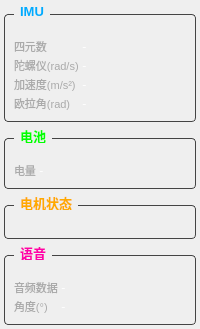
First picture: the form in quad_camera_app/ui/dashboard_widget.ui, repository tortoies018/dobot_quad_sdk_test, before the edit.
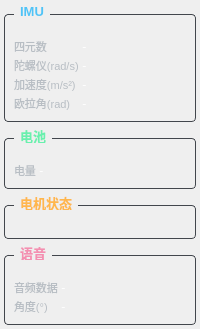
Second picture: the form after the edit.

What changed in the file:
```diff
--- a/quad_camera_app/ui/dashboard_widget.ui
+++ b/quad_camera_app/ui/dashboard_widget.ui
@@ -26,32 +26,32 @@
       <string>IMU</string>
      </property>
      <property name="styleSheet">
-      <string notr="true">QGroupBox { font: bold 13px; color: #0af; border: 1px solid #444; border-radius: 4px; margin-top: 10px; padding-top: 14px; } QGroupBox::title { subcontrol-origin: margin; left: 10px; padding: 0 4px; }</string>
+      <string notr="true">QGroupBox { font: bold 13px; color: #4fc3f7; border: 1px solid #42464c; border-radius: 4px; margin-top: 10px; padding-top: 14px; } QGroupBox::title { subcontrol-origin: margin; left: 10px; padding: 0 4px; }</string>
      </property>
      <layout class="QFormLayout" name="imuLayout">
       <property name="spacing">
        <number>2</number>
       </property>
       <item row="0" column="0">
-       <widget class="QLabel" name="labelQuat"><property name="text"><string>四元数</string></property><property name="styleSheet"><string notr="true">color: #aaa; font: 11px;</string></property></widget>
+       <widget class="QLabel" name="labelQuat"><property name="text"><string>四元数</string></property><property name="styleSheet"><string notr="true">color: #b8bec4; font: 11px;</string></property></widget>
       </item>
       <item row="0" column="1">
        <widget class="QLabel" name="valueQuat"><property name="text"><string>-</string></property><property name="styleSheet"><string notr="true">color: #fff; font: 11px; font-family: monospace;</string></property></widget>
       </item>
       <item row="1" column="0">
-       <widget class="QLabel" name="labelGyro"><property name="text"><string>陀螺仪(rad/s)</string></property><property name="styleSheet"><string notr="true">color: #aaa; font: 11px;</string></property></widget>
+       <widget class="QLabel" name="labelGyro"><property name="text"><string>陀螺仪(rad/s)</string></property><property name="styleSheet"><string notr="true">color: #b8bec4; font: 11px;</string></property></widget>
       </item>
       <item row="1" column="1">
        <widget class="QLabel" name="valueGyro"><property name="text"><string>-</string></property><property name="styleSheet"><string notr="true">color: #fff; font: 11px; font-family: monospace;</string></property></widget>
       </item>
       <item row="2" column="0">
-       <widget class="QLabel" name="labelAccel"><property name="text"><string>加速度(m/s²)</string></property><property name="styleSheet"><string notr="true">color: #aaa; font: 11px;</string></property></widget>
+       <widget class="QLabel" name="labelAccel"><property name="text"><string>加速度(m/s²)</string></property><property name="styleSheet"><string notr="true">color: #b8bec4; font: 11px;</string></property></widget>
       </item>
       <item row="2" column="1">
        <widget class="QLabel" name="valueAccel"><property name="text"><string>-</string></property><property name="styleSheet"><string notr="true">color: #fff; font: 11px; font-family: monospace;</string></property></widget>
       </item>
       <item row="3" column="0">
-       <widget class="QLabel" name="labelRPY"><property name="text"><string>欧拉角(rad)</string></property><property name="styleSheet"><string notr="true">color: #aaa; font: 11px;</string></property></widget>
+       <widget class="QLabel" name="labelRPY"><property name="text"><string>欧拉角(rad)</string></property><property name="styleSheet"><string notr="true">color: #b8bec4; font: 11px;</string></property></widget>
       </item>
       <item row="3" column="1">
        <widget class="QLabel" name="valueRPY"><property name="text"><string>-</string></property><property name="styleSheet"><string notr="true">color: #fff; font: 11px; font-family: monospace;</string></property></widget>
@@ -67,14 +67,14 @@
       <string>电池</string>
      </property>
      <property name="styleSheet">
-      <string notr="true">QGroupBox { font: bold 13px; color: #0f0; border: 1px solid #444; border-radius: 4px; margin-top: 10px; padding-top: 14px; } QGroupBox::title { subcontrol-origin: margin; left: 10px; padding: 0 4px; }</string>
+      <string notr="true">QGroupBox { font: bold 13px; color: #69f0ae; border: 1px solid #42464c; border-radius: 4px; margin-top: 10px; padding-top: 14px; } QGroupBox::title { subcontrol-origin: margin; left: 10px; padding: 0 4px; }</string>
      </property>
      <layout class="QFormLayout" name="batteryLayout">
       <property name="spacing">
        <number>2</number>
       </property>
       <item row="0" column="0">
-       <widget class="QLabel" name="labelBatteryLevel"><property name="text"><string>电量</string></property><property name="styleSheet"><string notr="true">color: #aaa; font: 11px;</string></property></widget>
+       <widget class="QLabel" name="labelBatteryLevel"><property name="text"><string>电量</string></property><property name="styleSheet"><string notr="true">color: #b8bec4; font: 11px;</string></property></widget>
       </item>
       <item row="0" column="1">
        <widget class="QLabel" name="valueBatteryLevel"><property name="text"><string>-</string></property><property name="styleSheet"><string notr="true">color: #fff; font: 11px; font-family: monospace;</string></property></widget>
@@ -90,7 +90,7 @@
       <string>电机状态</string>
      </property>
      <property name="styleSheet">
-      <string notr="true">QGroupBox { font: bold 13px; color: #fa0; border: 1px solid #444; border-radius: 4px; margin-top: 10px; padding-top: 14px; } QGroupBox::title { subcontrol-origin: margin; left: 10px; padding: 0 4px; }</string>
+      <string notr="true">QGroupBox { font: bold 13px; color: #ffb74d; border: 1px solid #42464c; border-radius: 4px; margin-top: 10px; padding-top: 14px; } QGroupBox::title { subcontrol-origin: margin; left: 10px; padding: 0 4px; }</string>
      </property>
      <layout class="QVBoxLayout" name="motorLayout">
       <property name="spacing">
@@ -107,20 +107,20 @@
       <string>语音</string>
      </property>
      <property name="styleSheet">
-      <string notr="true">QGroupBox { font: bold 13px; color: #f0a; border: 1px solid #444; border-radius: 4px; margin-top: 10px; padding-top: 14px; } QGroupBox::title { subcontrol-origin: margin; left: 10px; padding: 0 4px; }</string>
+      <string notr="true">QGroupBox { font: bold 13px; color: #f48fb1; border: 1px solid #42464c; border-radius: 4px; margin-top: 10px; padding-top: 14px; } QGroupBox::title { subcontrol-origin: margin; left: 10px; padding: 0 4px; }</string>
      </property>
      <layout class="QFormLayout" name="voiceLayout">
       <property name="spacing">
        <number>2</number>
       </property>
       <item row="0" column="0">
-       <widget class="QLabel" name="labelVoiceData"><property name="text"><string>音频数据</string></property><property name="styleSheet"><string notr="true">color: #aaa; font: 11px;</string></property></widget>
+       <widget class="QLabel" name="labelVoiceData"><property name="text"><string>音频数据</string></property><property name="styleSheet"><string notr="true">color: #b8bec4; font: 11px;</string></property></widget>
       </item>
       <item row="0" column="1">
        <widget class="QLabel" name="valueVoiceData"><property name="text"><string>-</string></property><property name="styleSheet"><string notr="true">color: #fff; font: 11px; font-family: monospace;</string></property></widget>
       </item>
       <item row="1" column="0">
-       <widget class="QLabel" name="labelVoiceAngle"><property name="text"><string>角度(°)</string></property><property name="styleSheet"><string notr="true">color: #aaa; font: 11px;</string></property></widget>
+       <widget class="QLabel" name="labelVoiceAngle"><property name="text"><string>角度(°)</string></property><property name="styleSheet"><string notr="true">color: #b8bec4; font: 11px;</string></property></widget>
       </item>
       <item row="1" column="1">
        <widget class="QLabel" name="valueVoiceAngle"><property name="text"><string>-</string></property><property name="styleSheet"><string notr="true">color: #fff; font: 11px; font-family: monospace;</string></property></widget>
```
